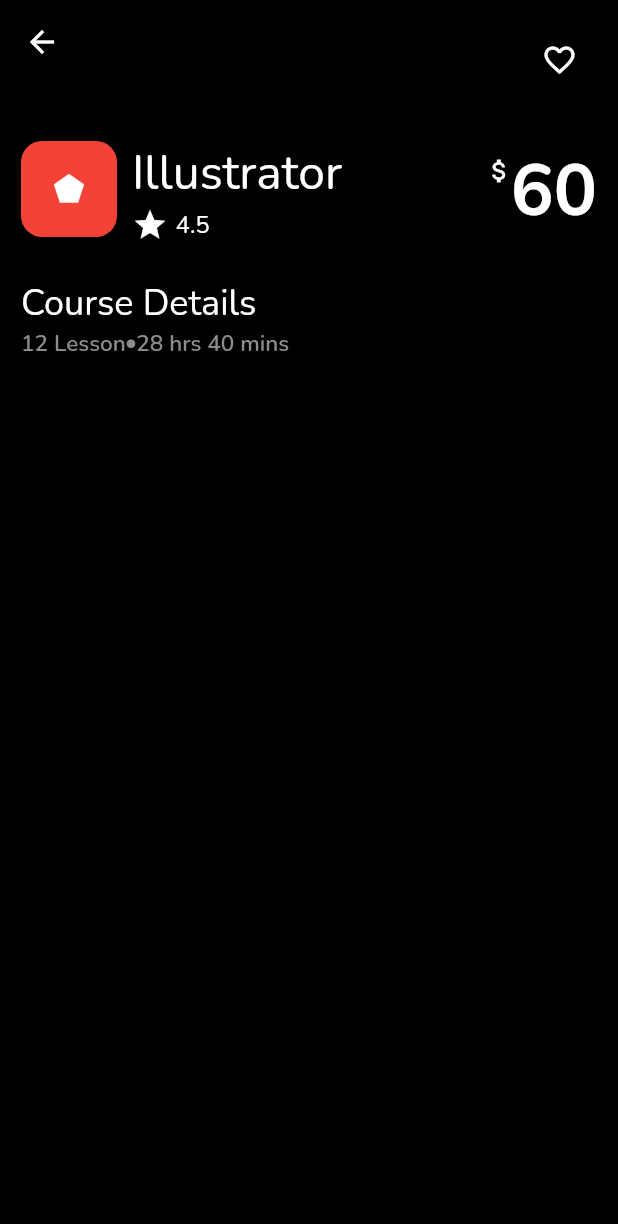
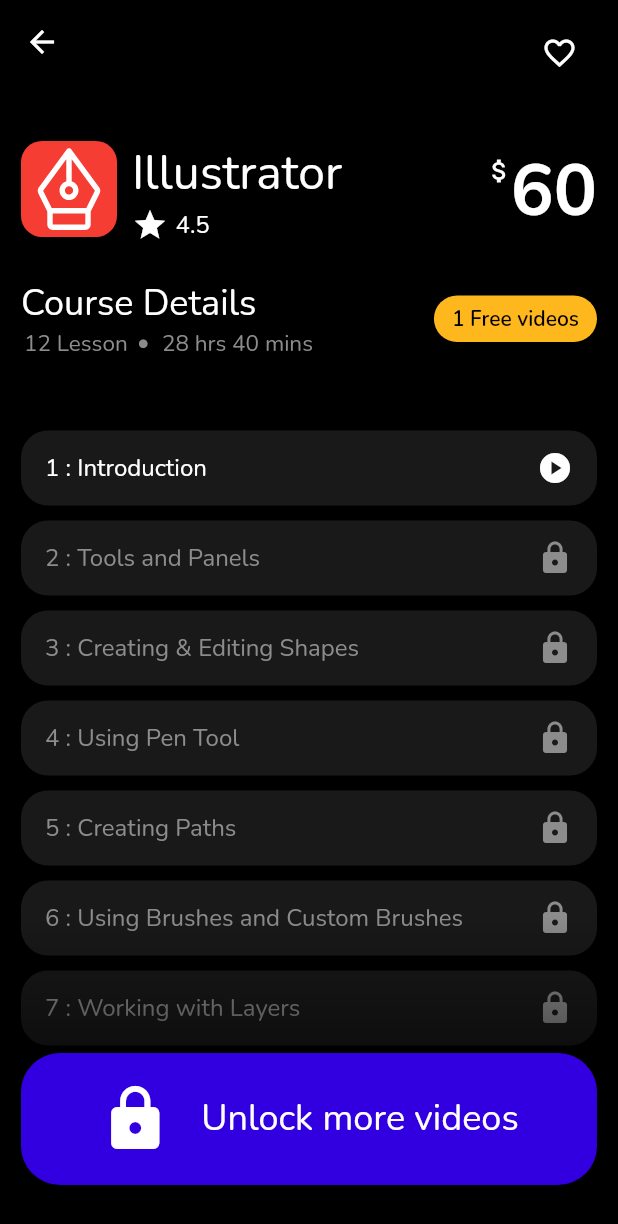
Before and after one commit to ezequiasmelo/flutter-ui-templates, a Flutter app: the screen it shows after launch, after a tap on "Illustrator", on a phone screen of 412 x 824 dp. Shown: the top 1224 px of the screen. Run offline on Flutter 3.47's test engine with Material 2 defaults, Android fonts, the phone set to English and light mode, and no system bars; our stand-ins replace flutter_svg, google_fonts.

Commit message:
update course and home page

```diff
--- a/lib/commons/constants/app_colors.dart
+++ b/lib/commons/constants/app_colors.dart
@@ -2,18 +2,12 @@
 
 class AppColors {
   AppColors._();
-
-  static const Color yellow = Color(0xFFF7DD43);
-  static const Color greyLight = Color(0XFFE1E1E6);
-  // static const Color grey = Color(0XFF8D8D99);
-  // static const Color greyDark = Color(0XFF323238);
-  static const Color darkLight = Color(0XFF202024);
-  static const Color dark = Color(0XFF121214);
-  static const Color error = Color(0xFFF44336);
 
   static const Color white = Color(0xFFFFFFFF);
   static const Color black = Color(0XFF000000);
   static const Color blue = Color(0XFF3200E0);
   static const Color grey = Color(0XFF8C8C8C);
   static const Color greyDark = Color(0XFF191919);
+  static const Color yellow = Color(0xFFFFB71E);
+  static const Color error = Color(0xFFF63D33);
 }
--- a/lib/commons/widgets/custom_big_card.dart
+++ b/lib/commons/widgets/big_card.dart
@@ -1,11 +1,12 @@
 import 'package:flutter/material.dart';
+import 'package:flutter_svg/flutter_svg.dart';
 import 'package:flutter_ui/commons/constants/app_colors.dart';
 import 'package:flutter_ui/models/courses.dart';
 
-class CustomBigCard extends StatelessWidget {
+class BigCard extends StatelessWidget {
   final Course course;
 
-  const CustomBigCard(
+  const BigCard(
     this.course, {
     Key? key,
   }) : super(key: key);
@@ -33,11 +34,12 @@
               mainAxisAlignment: MainAxisAlignment.spaceBetween,
               crossAxisAlignment: CrossAxisAlignment.start,
               children: [
-                Icon(
-                  course.icon,
-                  color: AppColors.white,
-                  size: 32.0,
-                ),
+                // Icon(
+                //   course.icon,
+                //   color: AppColors.white,
+                //   size: 32.0,
+                // ),
+                SvgPicture.asset(course.icon),
                 const SizedBox(width: 10),
                 Expanded(
                   child: Text(
--- a/lib/commons/widgets/custom_circular_progress_indicator.dart
+++ b/lib/commons/widgets/custom_circular_progress_indicator.dart
@@ -13,7 +13,7 @@
       width: 20.0,
       height: 20.0,
       child: CircularProgressIndicator(
-        color: AppColors.dark,
+        color: AppColors.black,
         strokeWidth: 2.0,
       ),
     );
--- /dev/null
+++ b/lib/commons/widgets/unlock_more_videos.dart
@@ -0,0 +1,54 @@
+import 'package:flutter/material.dart';
+import 'package:flutter_ui/commons/constants/app_colors.dart';
+
+class UnlockMoreVideos extends StatelessWidget {
+  const UnlockMoreVideos({
+    Key? key,
+  }) : super(key: key);
+
+  @override
+  Widget build(BuildContext context) {
+    return Container(
+      alignment: Alignment.bottomCenter,
+      height: 200.0,
+      decoration: const BoxDecoration(
+        gradient: LinearGradient(
+          begin: Alignment.bottomCenter,
+          end: Alignment.topCenter,
+          colors: [
+            AppColors.black,
+            Colors.transparent,
+          ],
+        ),
+      ),
+      child: Container(
+        padding: const EdgeInsets.all(20.0),
+        margin: const EdgeInsets.only(bottom: 20.0),
+        decoration: BoxDecoration(
+          color: AppColors.blue,
+          borderRadius: BorderRadius.circular(26.0),
+        ),
+        child: Row(
+          mainAxisAlignment: MainAxisAlignment.center,
+          children: const [
+            Icon(
+              Icons.lock,
+              color: AppColors.white,
+              size: 48.0,
+            ),
+            SizedBox(
+              width: 20,
+            ),
+            Text(
+              'Unlock more videos',
+              style: TextStyle(
+                fontSize: 24.0,
+                color: AppColors.white,
+              ),
+            )
+          ],
+        ),
+      ),
+    );
+  }
+}
--- a/lib/models/courses.dart
+++ b/lib/models/courses.dart
@@ -1,13 +1,15 @@
 import 'package:flutter/material.dart';
+import 'package:flutter_ui/models/videos.dart';
 
 class Course {
   final int id;
   final String name;
   final String image;
   final int price;
-  final IconData icon;
+  final String icon; // final IconData icon;
   final String lesson;
   final String time;
+  final List<Video>? videos;
 
   Course({
     required this.id,
@@ -17,7 +19,18 @@
     required this.icon,
     required this.lesson,
     required this.time,
+    this.videos,
   });
+
+  int countVideosFree(List<Video> videos) {
+    var total = 0;
+    for (var element in videos) {
+      if (element.blocked == false) {
+        total += 1;
+      }
+    }
+    return total;
+  }
 }
 
 List<Course> courses = [
@@ -26,35 +39,71 @@
     name: "Illustrator",
     image: "assets/images/BG_red.png",
     price: 60,
-    icon: Icons.pentagon,
+    icon: 'assets/images/icon_illustrator.svg', // icon: Icons.pentagon,
     lesson: "12",
     time: "28 hrs 40 mins",
+    videos: [
+      Video(
+        name: '1 : Introduction',
+      ),
+      Video(
+        name: '2 : Tools and Panels',
+        blocked: true,
+      ),
+      Video(
+        name: '3 : Creating & Editing Shapes',
+        blocked: true,
+      ),
+      Video(
+        name: '4 : Using Pen Tool',
+        blocked: true,
+      ),
+      Video(
+        name: '5 : Creating Paths',
+        blocked: true,
+      ),
+      Video(
+        name: '6 : Using Brushes and Custom Brushes',
+        blocked: true,
+      ),
+      Video(
+        name: '7 : Working with Layers',
+        blocked: true,
+      ),
+      Video(
+        name: '8 : Conclusion',
+        blocked: true,
+      ),
+    ],
   ),
   Course(
     id: 2,
     name: "Figma Prototyping",
     image: "assets/images/BG_blue.png",
     price: 45,
-    icon: Icons.account_tree,
+    icon: 'assets/images/icon_figma.svg', // icon: Icons.account_tree,
     lesson: "08",
     time: "20 hrs 15 mins",
+    videos: [],
   ),
   Course(
     id: 2,
     name: "Figma Prototyping",
     image: "assets/images/BG_blue.png",
     price: 50,
-    icon: Icons.pentagon,
+    icon: 'assets/images/icon_illustrator.svg', // icon: Icons.pentagon,
     lesson: "12",
     time: "28 hrs 40 mins",
+    videos: [],
   ),
   Course(
     id: 2,
     name: "Figma Prototyping",
     image: "assets/images/BG_blue.png",
     price: 30,
-    icon: Icons.pentagon,
+    icon: 'assets/images/icon_illustrator.svg', // icon: Icons.pentagon,
     lesson: "12",
     time: "28 hrs 40 mins",
+    videos: [],
   ),
 ];
--- /dev/null
+++ b/lib/models/videos.dart
@@ -0,0 +1,6 @@
+class Video {
+  final String name;
+  final bool? blocked;
+
+  Video({required this.name, this.blocked = false});
+}
--- a/lib/pages/course/components/course_app_bar.dart
+++ b/lib/pages/course/components/course_app_bar.dart
@@ -1,23 +1,36 @@
 import 'package:flutter/material.dart';
+import 'package:flutter_ui/commons/constants/app_colors.dart';
 
-class CourseAppBar extends StatelessWidget {
+class CourseAppBar extends StatefulWidget {
   const CourseAppBar({
     Key? key,
   }) : super(key: key);
+
+  @override
+  State<CourseAppBar> createState() => _CourseAppBarState();
+}
+
+class _CourseAppBarState extends State<CourseAppBar> {
+  bool favorite = false;
 
   @override
   Widget build(BuildContext context) {
     return AppBar(
       actions: [
         Padding(
-          padding: const EdgeInsets.only(top: 20.0, right: 15.0),
+          padding: const EdgeInsets.only(top: 15.0, right: 15.0),
           child: Row(
             crossAxisAlignment: CrossAxisAlignment.start,
             children: [
               IconButton(
-                icon: const Icon(Icons.favorite_border),
+                icon: Icon(favorite ? Icons.favorite : Icons.favorite_border),
+                color: favorite ? AppColors.error : AppColors.white,
                 tooltip: 'Favorite',
-                onPressed: () {},
+                onPressed: () {
+                  setState(() {
+                    favorite = !favorite;
+                  });
+                },
               ),
             ],
           ),
--- a/lib/pages/course/components/course_header.dart
+++ b/lib/pages/course/components/course_header.dart
@@ -1,4 +1,5 @@
 import 'package:flutter/material.dart';
+import 'package:flutter_svg/flutter_svg.dart';
 import 'package:flutter_ui/commons/constants/app_colors.dart';
 import 'package:flutter_ui/models/courses.dart';
 
@@ -23,10 +24,12 @@
             borderRadius: BorderRadius.circular(14.0),
             color: AppColors.error,
           ),
-          child: Icon(
-            course.icon,
-            color: AppColors.white,
-          ),
+          child:
+              // Icon(
+              //   course.icon,
+              //   color: AppColors.white,
+              // ),
+              SvgPicture.asset(course.icon),
         ),
         const SizedBox(width: 10),
         Expanded(
--- /dev/null
+++ b/lib/pages/course/components/course_list.dart
@@ -0,0 +1,70 @@
+import 'package:flutter/material.dart';
+import 'package:flutter_ui/commons/constants/app_colors.dart';
+import 'package:flutter_ui/models/videos.dart';
+
+class CourseList extends StatelessWidget {
+  final List<Video>? videos;
+
+  const CourseList({super.key, this.videos});
+
+  @override
+  Widget build(BuildContext context) {
+    return Expanded(
+      child: CustomScrollView(
+        scrollDirection: Axis.vertical,
+        slivers: <Widget>[
+          SliverPadding(
+            padding: const EdgeInsets.symmetric(vertical: 24.0),
+            sliver: SliverFixedExtentList(
+              itemExtent: 60.0,
+              delegate: SliverChildBuilderDelegate(
+                (context, index) {
+                  return GestureDetector(
+                    onTap: () => {
+                      // Navigator.pushNamed(
+                      //   context,
+                      //   NamedRoute.course,
+                      // )
+                    },
+                    child: Container(
+                      alignment: Alignment.centerLeft,
+                      margin: const EdgeInsets.only(bottom: 10.0),
+                      padding: const EdgeInsets.only(left: 16.0, right: 16.0),
+                      decoration: BoxDecoration(
+                        borderRadius: BorderRadius.circular(18.0),
+                        color: AppColors.greyDark,
+                      ),
+                      child: Row(
+                        mainAxisAlignment: MainAxisAlignment.spaceBetween,
+                        children: [
+                          Text(
+                            videos![index].name,
+                            style: TextStyle(
+                              color: videos![index].blocked!
+                                  ? AppColors.grey
+                                  : AppColors.white,
+                              fontSize: 16.0,
+                            ),
+                          ),
+                          Icon(
+                            videos![index].blocked!
+                                ? Icons.lock
+                                : Icons.play_circle,
+                            color: videos![index].blocked!
+                                ? AppColors.grey
+                                : AppColors.white,
+                          ),
+                        ],
+                      ),
+                    ),
+                  );
+                },
+                childCount: videos!.length,
+              ),
+            ),
+          ),
+        ],
+      ),
+    );
+  }
+}
--- a/lib/pages/course/course_page.dart
+++ b/lib/pages/course/course_page.dart
@@ -1,8 +1,10 @@
 import 'package:flutter/material.dart';
 import 'package:flutter_ui/commons/constants/app_colors.dart';
+import 'package:flutter_ui/commons/widgets/unlock_more_videos.dart';
 import 'package:flutter_ui/pages/course/components/course_app_bar.dart';
 import 'package:flutter_ui/pages/course/components/course_header.dart';
 import 'package:flutter_ui/models/courses.dart';
+import 'package:flutter_ui/pages/course/components/course_list.dart';
 
 class CoursePage extends StatelessWidget {
   final Course course = courses[0];
@@ -22,12 +24,11 @@
           child: Column(
             children: [
               CourseHeader(course: course),
-              const SizedBox(
-                height: 24.0,
-              ),
+              const SizedBox(height: 24.0),
               Column(
                 children: [
                   Row(
+                    mainAxisAlignment: MainAxisAlignment.spaceBetween,
                     children: [
                       Column(
                         crossAxisAlignment: CrossAxisAlignment.start,
@@ -42,25 +43,27 @@
                           Row(
                             children: [
                               Text(
-                                '${course.lesson} Lesson',
+                                '${course.lesson} Lesson ',
                                 style: const TextStyle(
                                   color: AppColors.grey,
                                   fontSize: 15.0,
-                                  fontWeight: FontWeight.w600,
+                                  fontWeight: FontWeight.w400,
                                 ),
                                 textAlign: TextAlign.center,
                               ),
+                              const SizedBox(width: 5.0),
                               const Icon(
                                 Icons.circle,
                                 size: 7,
                                 color: AppColors.grey,
                               ),
+                              const SizedBox(width: 5.0),
                               Text(
-                                course.time,
+                                ' ${course.time}',
                                 style: const TextStyle(
                                   color: AppColors.grey,
                                   fontSize: 15.0,
-                                  fontWeight: FontWeight.w600,
+                                  fontWeight: FontWeight.w400,
                                 ),
                                 textAlign: TextAlign.center,
                               ),
@@ -68,13 +71,47 @@
                           ),
                         ],
                       ),
+                      Container(
+                        padding: const EdgeInsets.symmetric(
+                          vertical: 6.0,
+                          horizontal: 12.0,
+                        ),
+                        decoration: BoxDecoration(
+                          borderRadius: BorderRadius.circular(20.0),
+                          color: AppColors.yellow,
+                        ),
+                        child: Text(
+                          '${course.countVideosFree(course.videos!)} Free videos',
+                          style: const TextStyle(
+                            fontSize: 14.0,
+                            fontWeight: FontWeight.w600,
+                            color: AppColors.black,
+                          ),
+                        ),
+                      )
                     ],
                   ),
-                  Container(
-                    decoration: BoxDecoration(color: AppColors.error),
-                  )
                 ],
               ),
+              const SizedBox(
+                height: 24.0,
+              ),
+              course.videos!.isNotEmpty
+                  ? Expanded(
+                      child: Stack(
+                        alignment: Alignment.bottomCenter,
+                        children: [
+                          CourseList(
+                            videos: course.videos!,
+                          ),
+                          const UnlockMoreVideos(),
+                        ],
+                      ),
+                    )
+                  : const Text(
+                      'Videos not found!',
+                      style: TextStyle(color: AppColors.white),
+                    ),
             ],
           ),
         ),
--- a/lib/pages/home/components/home_list.dart
+++ b/lib/pages/home/components/home_list.dart
@@ -1,6 +1,6 @@
 import 'package:flutter/material.dart';
 import 'package:flutter_ui/commons/constants/routes.dart';
-import 'package:flutter_ui/commons/widgets/custom_big_card.dart';
+import 'package:flutter_ui/commons/widgets/big_card.dart';
 import 'package:flutter_ui/models/courses.dart';
 
 class HomeList extends StatelessWidget {
@@ -25,7 +25,7 @@
                         NamedRoute.course,
                       )
                     },
-                    child: CustomBigCard(courses[index]),
+                    child: BigCard(courses[index]),
                   );
                 },
                 childCount: courses.length,
@@ -34,15 +34,6 @@
           ),
         ],
       ),
-      //     ListView.separated(
-      //   physics: NeverScrollableScrollPhysics(),
-      //   shrinkWrap: true,
-      //   itemCount: courses.length,
-      //   itemBuilder: (_, idx) => CustomCard(
-      //     child: Text('ew'),
-      //   ),
-      //   separatorBuilder: (_, __) => const SizedBox(height: 10),
-      // ),
     );
   }
 }
```
Also changed, not shown: lib/commons/widgets/custom_app_bar.dart (deleted, +0 -28 lines), lib/commons/widgets/custom_elevated_button.dart (deleted, +0 -40 lines), lib/commons/widgets/custom_text_form_field.dart (deleted, +0 -49 lines), assets/images/icon_figma.svg (added), assets/images/icon_illustrator.svg (added).
